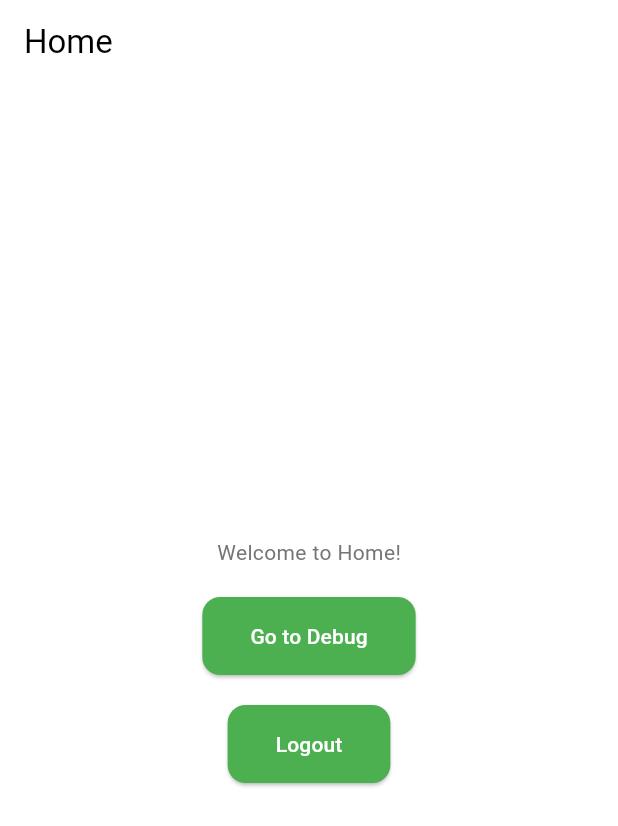
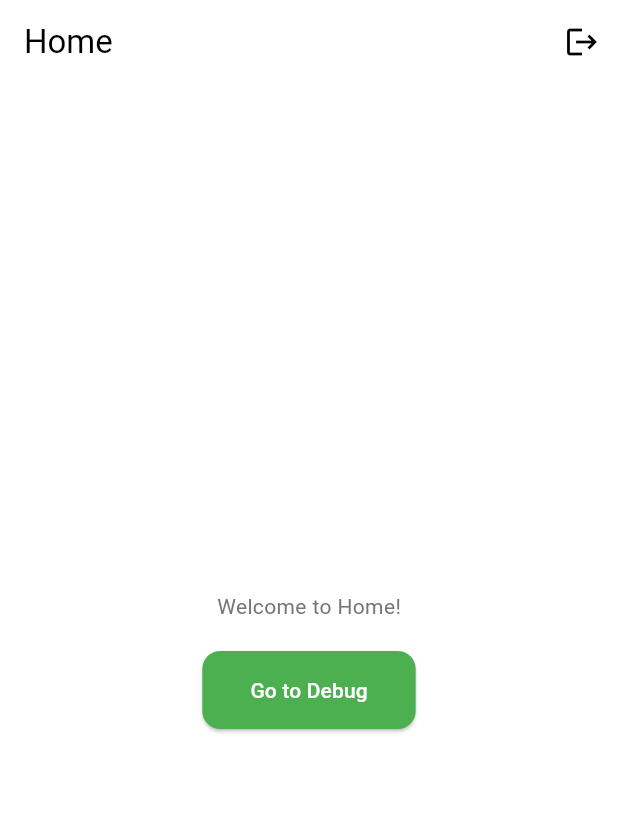
Before and after one commit to abc-medes/ate-flutter, a Flutter app: the HomeView screen opened by its route, on a phone screen of 412 x 824 dp. Shown: the top 826 px of the screen. Run offline on Flutter 3.47's test engine with Material 3 defaults, Android fonts, the phone set to English and light mode, and no system bars; our stand-ins replace flutter_riverpod, go_router.

Commit message:
[REFACTOR] Implement type-safe route names using static constants

```diff
--- /dev/null
+++ b/lib/core/routes/route_names.dart
@@ -0,0 +1,13 @@
+class RouteNames {
+  // Auth Routes
+  static const login = '/auth/login';
+  static const signup = '/auth/signup';
+  static const onboarding = '/auth/onboarding';
+
+  // Main Routes
+  static const home = '/home';
+  static const profile = '/profile';
+
+  // Cannot be instantiated
+  RouteNames._();
+}
--- a/lib/features/auth/views/login_view.dart
+++ b/lib/features/auth/views/login_view.dart
@@ -2,8 +2,11 @@ import 'package:flutter/material.dart';
 import 'package:flutter_riverpod/flutter_riverpod.dart';
 import 'package:go_router/go_router.dart';
 import 'package:ate_project/core/services/auth_service.dart';
+import 'package:ate_project/core/routes/route_names.dart';
 
 class LoginView extends ConsumerWidget {
+  static String get routeName => RouteNames.login;
+
   const LoginView({super.key});
 
   @override
--- a/lib/features/home/views/home_view.dart
+++ b/lib/features/home/views/home_view.dart
@@ -2,8 +2,12 @@ import 'package:ate_project/core/services/auth_service.dart';
 import 'package:flutter/material.dart';
 import 'package:flutter_riverpod/flutter_riverpod.dart';
 import 'package:go_router/go_router.dart';
+import 'package:ate_project/features/auth/views/login_view.dart';
+import 'package:ate_project/core/routes/route_names.dart';
 
 class HomeView extends ConsumerWidget {
+  static String get routeName => RouteNames.home;
+
   const HomeView({super.key});
 
   @override
@@ -12,7 +16,18 @@ class HomeView extends ConsumerWidget {
     final authNotifier = ref.read(authStateProvider.notifier);
 
     return Scaffold(
-      appBar: AppBar(title: Text("Home")),
+      appBar: AppBar(
+        title: Text("Home"),
+        actions: [
+          IconButton(
+            icon: const Icon(Icons.logout),
+            onPressed: () {
+              authNotifier.logout();
+              context.go(LoginView.routeName);
+            },
+          ),
+        ],
+      ),
       body: Center(
         child: Column(
           mainAxisAlignment: MainAxisAlignment.center,
@@ -23,14 +38,6 @@ class HomeView extends ConsumerWidget {
               onPressed: () => context.go('/debug'),
               child: Text("Go to Debug"),
             ),
-            SizedBox(height: 20),
-            ElevatedButton(
-              onPressed: () {
-                authNotifier.logout();
-                context.go('/auth/login'); // Redirect to login on logout
-              },
-              child: Text("Logout"),
-            ),
           ],
         ),
       ),
```
Also changed, not shown: lib/core/routes.dart (deleted).
